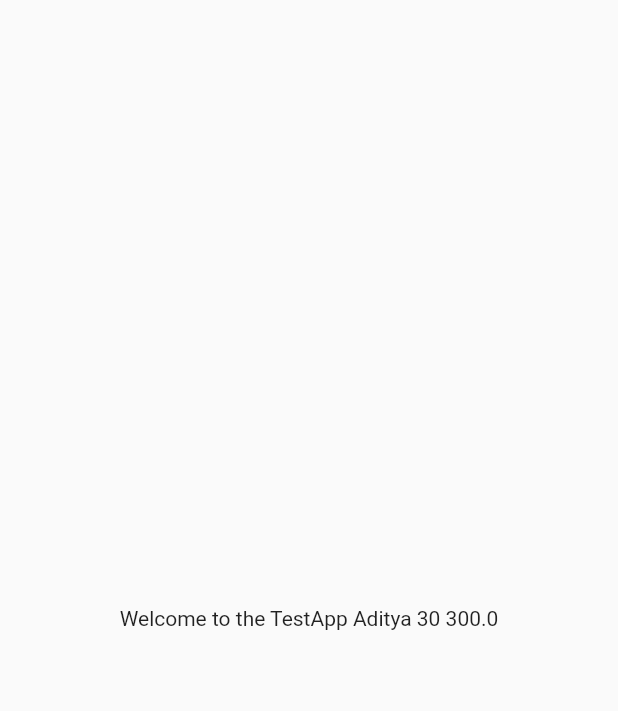
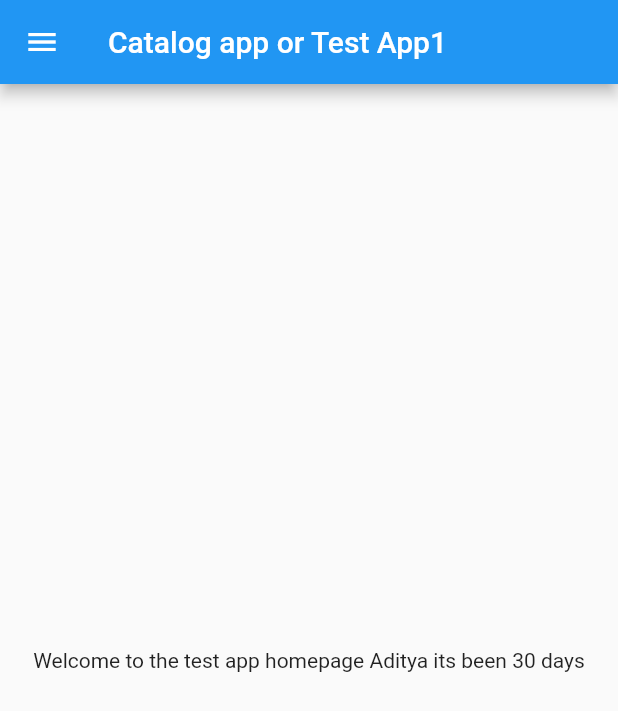
Before and after one commit to adityatundwal/flutter_catalog, a Flutter app: the screen it shows after launch, on a phone screen of 412 x 824 dp. Shown: the top 711 px of the screen. Run offline on Flutter 3.47's test engine with Material 2 defaults, Android fonts, the phone set to English and light mode, and no system bars.

Commit message:
day2 completed

```diff
--- /dev/null
+++ b/lib/homepage.dart
@@ -0,0 +1,21 @@
+import 'package:flutter/material.dart';
+
+class HomePage extends StatelessWidget {
+  final int days = 30;
+  final String name = "Aditya";
+  @override
+  Widget build(BuildContext context) {
+    return Scaffold(
+      appBar: AppBar(
+        title: Text('Catalog app or Test App1'),
+      ),
+      body: Center(
+        child: Container(
+          child: Text(
+              "Welcome to the test app homepage $name its been $days days"),
+        ),
+      ),
+      drawer: Drawer(),
+    );
+  }
+}
--- a/lib/main.dart
+++ b/lib/main.dart
@@ -1,4 +1,5 @@
 import "package:flutter/material.dart";
+import "package:flutter_catalog/homepage.dart";
 
 void main() {
   runApp(TestApp());
@@ -8,19 +9,8 @@ class TestApp extends StatelessWidget {
   const TestApp({Key? key}) : super(key: key);
   @override
   Widget build(BuildContext context) {
-    int days = 30;
-    double days1 = 300.0;
-    String name = "Aditya";
-    bool isMale = true;
-
     return MaterialApp(
-      home: Material(
-        child: Center(
-          child: Container(
-            child: Text("Welcome to the TestApp $name $days $days1"),
-          ),
-        ),
-      ),
+      home: HomePage(),
     );
   }
 }
```
